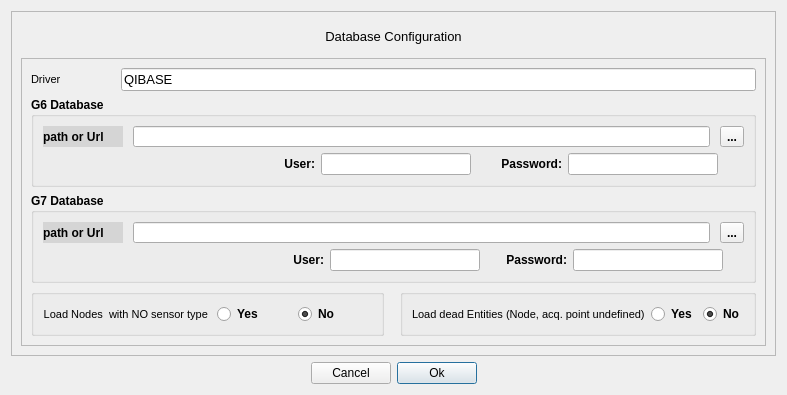
Old version of the form src/RSDatabaseConfig.ui in the repository stslu/rex.
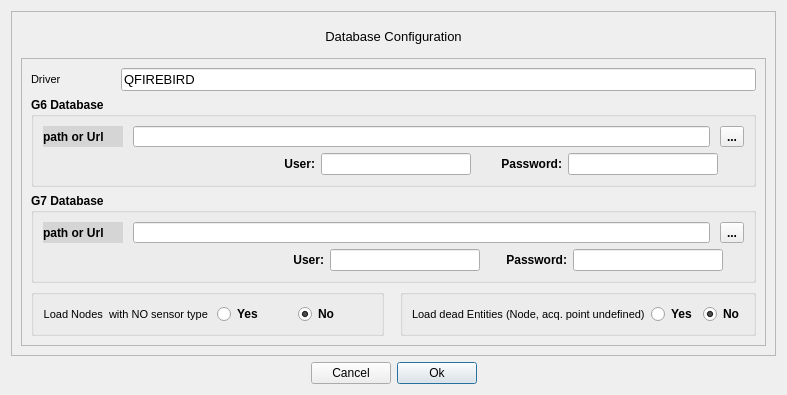
New version of the form. Icons and pictures are not drawn.

Diff of the .ui file:
```diff
--- a/src/RSDatabaseConfig.ui
+++ b/src/RSDatabaseConfig.ui
@@ -98,7 +98,7 @@
               </font>
              </property>
              <property name="text">
-              <string>QIBASE</string>
+              <string>QFIREBIRD</string>
              </property>
              <property name="readOnly">
               <bool>true</bool>
```
